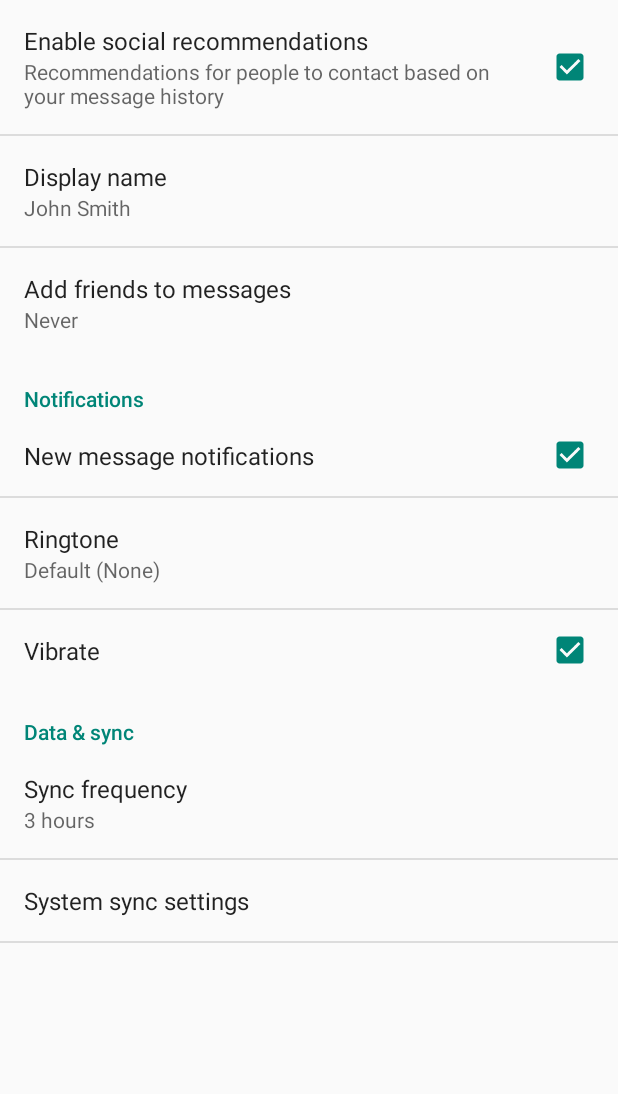
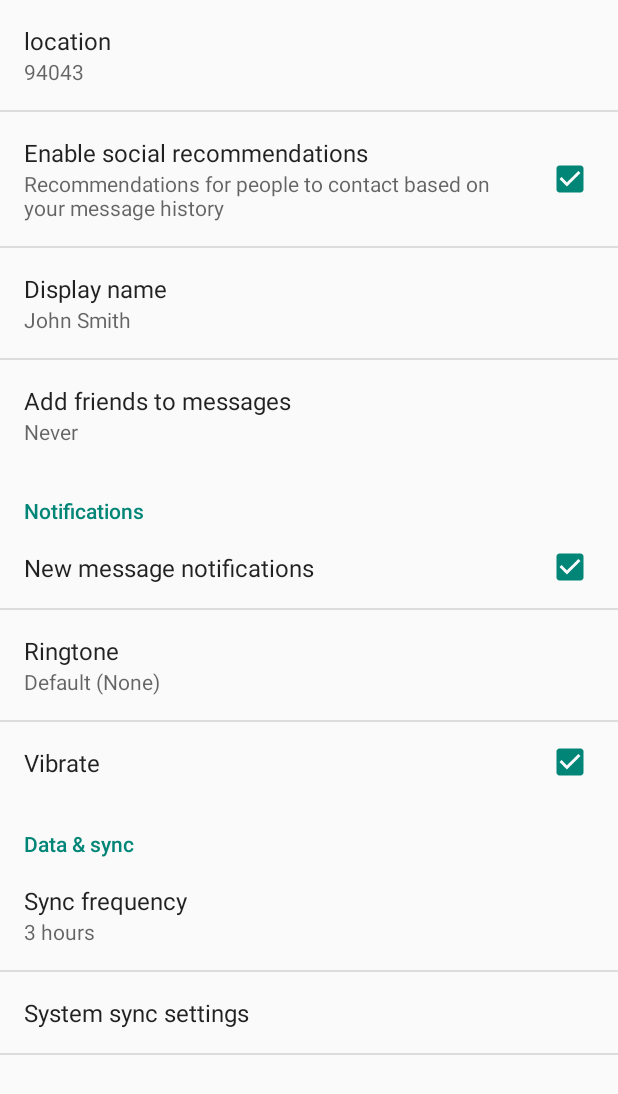
Before and after one commit to dheeraj9198/WeatherApp, an Android app: the SettingsActivity screen opened directly, with no data from a screen before it, on a phone screen of 412 x 824 dp. Shown: the top 1094 px of the screen. Run offline under Robolectric (Android 15) with nearby library versions, the phone set to English and light mode, and no system bars.

Commit message:
shared preferences

```diff
--- a/app/src/main/java/sachan/dheeraj/weatherapp/SettingsActivity.java
+++ b/app/src/main/java/sachan/dheeraj/weatherapp/SettingsActivity.java
@@ -120,6 +120,7 @@ public class SettingsActivity extends PreferenceActivity {
         bindPreferenceSummaryToValue(findPreference("example_list"));
         bindPreferenceSummaryToValue(findPreference("notifications_new_message_ringtone"));
         bindPreferenceSummaryToValue(findPreference("sync_frequency"));
+        bindPreferenceSummaryToValue(findPreference("location"));
     }
 
     /**
--- a/app/src/main/res/xml/pref_general.xml
+++ b/app/src/main/res/xml/pref_general.xml
@@ -1,4 +1,13 @@
 <PreferenceScreen xmlns:android="http://schemas.android.com/apk/res/android">
+
+    <EditTextPreference
+        android:title="location"
+        android:key="location"
+        android:defaultValue="94043"
+        android:inputType="text"
+        android:singleLine="true"
+        />
+
 
     <CheckBoxPreference
         android:key="example_checkbox"
```
Also changed, not shown: app/src/main/java/sachan/dheeraj/weatherapp/ForecastFragment.java (+13 -3 lines).
